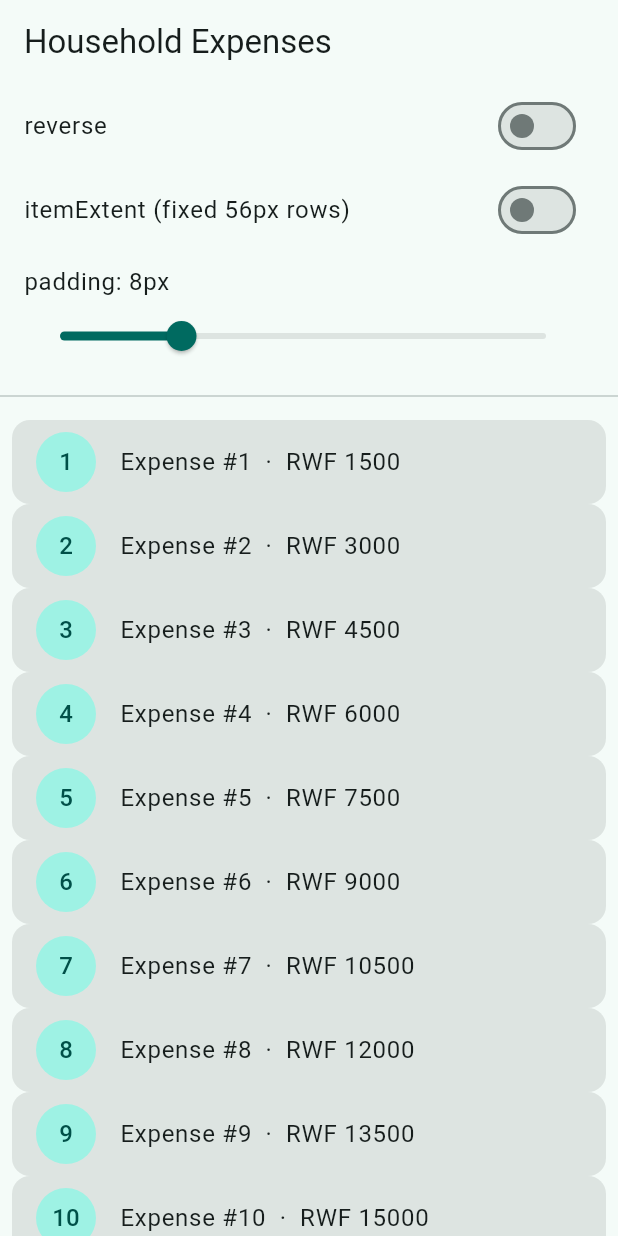
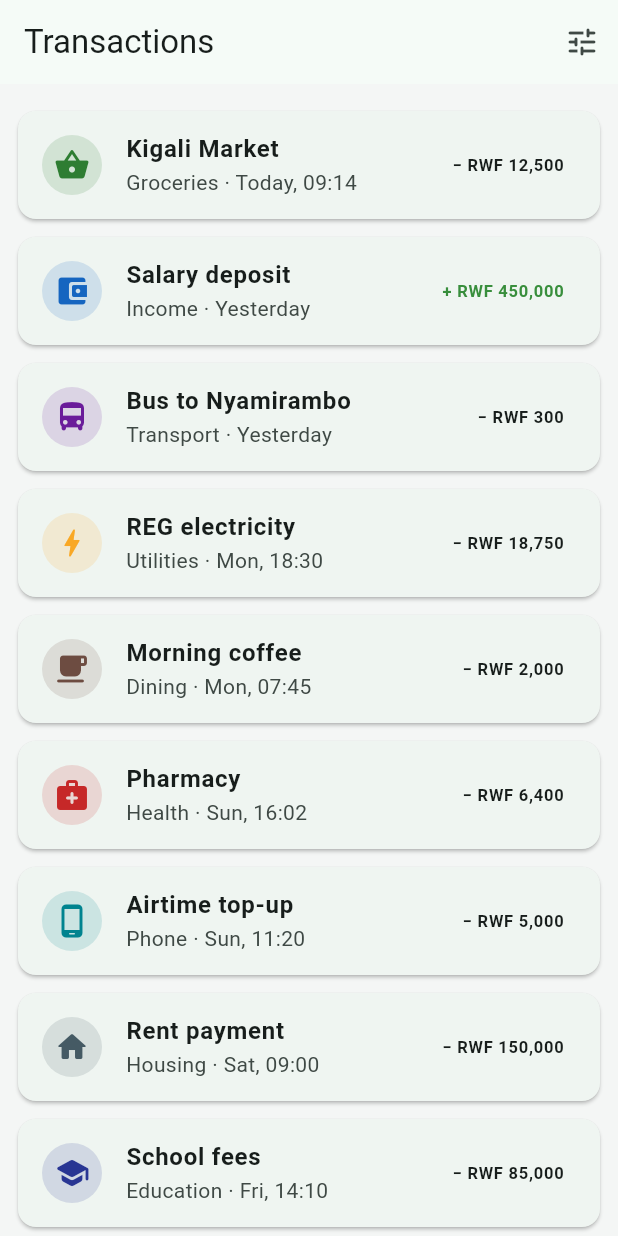
Before and after one commit to dianahshimwa/list-view-demo, a Flutter app: the screen it shows after launch, on a phone screen of 412 x 824 dp. Run offline on Flutter 3.47's test engine with Material 3 defaults, Android fonts, the light colour scheme and no system bars.

Commit message:
Redesign ListView as transaction cards with settings sheet

```diff
--- a/lib/main.dart
+++ b/lib/main.dart
@@ -1,78 +1,191 @@
 import 'package:flutter/material.dart';
 
-void main() => runApp(const ListViewApp());
+void main() => runApp(const TransactionsApp());
 
-class ListViewApp extends StatelessWidget {
-  const ListViewApp({super.key});
+class TransactionsApp extends StatelessWidget {
+  const TransactionsApp({super.key});
 
   @override
   Widget build(BuildContext context) {
     return MaterialApp(
       debugShowCheckedModeBanner: false,
-      theme: ThemeData(colorSchemeSeed: Colors.teal, useMaterial3: true),
-      home: const ExpenseListScreen(),
+      theme: ThemeData(
+        colorSchemeSeed: const Color(0xFF0E7C66),
+        useMaterial3: true,
+        scaffoldBackgroundColor: const Color(0xFFF4F6F5),
+      ),
+      home: const TransactionsScreen(),
     );
   }
 }
 
-class ExpenseListScreen extends StatefulWidget {
-  const ExpenseListScreen({super.key});
+class Transaction {
+  final String title;
+  final String category;
+  final String date;
+  final int amount; // negative = expense, positive = income
+  final IconData icon;
+  final Color color;
+
+  const Transaction(
+    this.title,
+    this.category,
+    this.date,
+    this.amount,
+    this.icon,
+    this.color,
+  );
+}
+
+const _transactions = [
+  Transaction('Kigali Market', 'Groceries', 'Today, 09:14', -12500,
+      Icons.shopping_basket_rounded, Color(0xFF2E7D32)),
+  Transaction('Salary deposit', 'Income', 'Yesterday', 450000,
+      Icons.account_balance_wallet_rounded, Color(0xFF1565C0)),
+  Transaction('Bus to Nyamirambo', 'Transport', 'Yesterday', -300,
+      Icons.directions_bus_rounded, Color(0xFF6A1B9A)),
+  Transaction('REG electricity', 'Utilities', 'Mon, 18:30', -18750,
+      Icons.bolt_rounded, Color(0xFFF9A825)),
+  Transaction('Morning coffee', 'Dining', 'Mon, 07:45', -2000,
+      Icons.local_cafe_rounded, Color(0xFF6D4C41)),
+  Transaction('Pharmacy', 'Health', 'Sun, 16:02', -6400,
+      Icons.medical_services_rounded, Color(0xFFC62828)),
+  Transaction('Airtime top-up', 'Phone', 'Sun, 11:20', -5000,
+      Icons.phone_android_rounded, Color(0xFF00838F)),
+  Transaction('Rent payment', 'Housing', 'Sat, 09:00', -150000,
+      Icons.home_rounded, Color(0xFF455A64)),
+  Transaction('School fees', 'Education', 'Fri, 14:10', -85000,
+      Icons.school_rounded, Color(0xFF283593)),
+  Transaction('Fuel', 'Transport', 'Thu, 17:55', -20000,
+      Icons.local_gas_station_rounded, Color(0xFFEF6C00)),
+  Transaction('Freelance payout', 'Income', 'Wed', 120000,
+      Icons.account_balance_wallet_rounded, Color(0xFF1565C0)),
+  Transaction('Groceries', 'Groceries', 'Tue, 10:30', -8900,
+      Icons.shopping_basket_rounded, Color(0xFF2E7D32)),
+];
+
+class TransactionsScreen extends StatefulWidget {
+  const TransactionsScreen({super.key});
 
   @override
-  State<ExpenseListScreen> createState() => _ExpenseListScreenState();
+  State<TransactionsScreen> createState() => _TransactionsScreenState();
 }
 
-class _ExpenseListScreenState extends State<ExpenseListScreen> {
-  static final List<String> _expenses = List.generate(
-    30,
-    (i) => 'Expense #${i + 1}  ·  RWF ${(i + 1) * 1500}',
-  );
+class _TransactionsScreenState extends State<TransactionsScreen> {
+  bool _reverse = false;     // Attribute 1: reverse
+  double _padding = 12;      // Attribute 2: padding
+  bool _fixedHeight = false; // Attribute 3: itemExtent
 
-  bool _reverse = false;  // Attribute 1: reverse
-  double _padding = 8;    // Attribute 2: padding
-  bool _fixedHeight = false; // Attribute 3: itemExtent
+  static const double _rowHeight = 84; // 72px card + 6px margin top and bottom
+
+  String _formatAmount(int amount) {
+    final digits = amount.abs().toString().replaceAllMapped(
+          RegExp(r'\B(?=(\d{3})+(?!\d))'),
+          (m) => ',',
+        );
+    final sign = amount < 0 ? '−' : '+';
+    return '$sign RWF $digits';
+  }
+
+  void _openSettings() {
+    showModalBottomSheet(
+      context: context,
+      showDragHandle: true,
+      builder: (sheetContext) => StatefulBuilder(
+        builder: (context, setSheet) {
+          // Update the screen and the open sheet together
+          void update(VoidCallback change) {
+            setState(change);
+            setSheet(() {});
+          }
+
+          return SafeArea(
+            child: Padding(
+              padding: const EdgeInsets.fromLTRB(20, 0, 20, 24),
+              child: Column(
+                mainAxisSize: MainAxisSize.min,
+                crossAxisAlignment: CrossAxisAlignment.start,
+                children: [
+                  Text('List settings',
+                      style: Theme.of(context).textTheme.titleLarge),
+                  SwitchListTile(
+                    contentPadding: EdgeInsets.zero,
+                    title: const Text('reverse'),
+                    subtitle: const Text('Flip the scroll direction'),
+                    value: _reverse,
+                    onChanged: (v) => update(() => _reverse = v),
+                  ),
+                  SwitchListTile(
+                    contentPadding: EdgeInsets.zero,
+                    title: const Text('itemExtent'),
+                    subtitle: const Text('Force every row to the same height'),
+                    value: _fixedHeight,
+                    onChanged: (v) => update(() => _fixedHeight = v),
+                  ),
+                  const SizedBox(height: 8),
+                  Text('padding: ${_padding.round()}px'),
+                  Slider(
+                    min: 0,
+                    max: 24,
+                    divisions: 24,
+                    value: _padding,
+                    onChanged: (v) => update(() => _padding = v),
+                  ),
+                ],
+              ),
+            ),
+          );
+        },
+      ),
+    );
+  }
 
   @override
   Widget build(BuildContext context) {
+    final scheme = Theme.of(context).colorScheme;
+
     return Scaffold(
-      appBar: AppBar(title: const Text('Household Expenses')),
-      body: Column(
-        children: [
-          SwitchListTile(
-            title: const Text('reverse'),
-            value: _reverse,
-            onChanged: (v) => setState(() => _reverse = v),
+      appBar: AppBar(
+        title: const Text('Transactions'),
+        actions: [
+          IconButton(
+            icon: const Icon(Icons.tune_rounded),
+            tooltip: 'List settings',
+            onPressed: _openSettings,
           ),
-          SwitchListTile(
-            title: const Text('itemExtent (fixed 56px rows)'),
-            value: _fixedHeight,
-            onChanged: (v) => setState(() => _fixedHeight = v),
-          ),
-          ListTile(
-            title: Text('padding: ${_padding.round()}px'),
-            subtitle: Slider(
-              min: 0,
-              max: 32,
-              value: _padding,
-              onChanged: (v) => setState(() => _padding = v),
-            ),
-          ),
-          const Divider(),
-          Expanded(
-            child: ListView.builder(
-              reverse: _reverse,
-              padding: EdgeInsets.all(_padding),
-              itemExtent: _fixedHeight ? 56 : null,
-              itemCount: _expenses.length,
-              itemBuilder: (context, index) => ListTile(
-                tileColor: Theme.of(context).colorScheme.surfaceContainerHighest,
-                shape: RoundedRectangleBorder(borderRadius: BorderRadius.circular(12)),
-                leading: CircleAvatar(child: Text('${index + 1}')),
-                title: Text(_expenses[index]),
+        ],
+      ),
+      body: ListView.builder(
+        reverse: _reverse,
+        padding: EdgeInsets.all(_padding),
+        itemExtent: _fixedHeight ? _rowHeight : null,
+        itemCount: _transactions.length,
+        itemBuilder: (context, index) {
+          final t = _transactions[index];
+          final isIncome = t.amount > 0;
+
+          return Card(
+            margin: const EdgeInsets.symmetric(vertical: 6),
+            child: ListTile(
+              leading: CircleAvatar(
+                backgroundColor: t.color.withValues(alpha: 0.15),
+                child: Icon(t.icon, color: t.color),
+              ),
+              title: Text(
+                t.title,
+                style: const TextStyle(fontWeight: FontWeight.w600),
+              ),
+              subtitle: Text('${t.category} · ${t.date}'),
+              trailing: Text(
+                _formatAmount(t.amount),
+                style: TextStyle(
+                  fontWeight: FontWeight.w700,
+                  color: isIncome ? Colors.green.shade700 : scheme.onSurface,
+                ),
               ),
             ),
-          ),
-        ],
+          );
+        },
       ),
     );
   }
```
